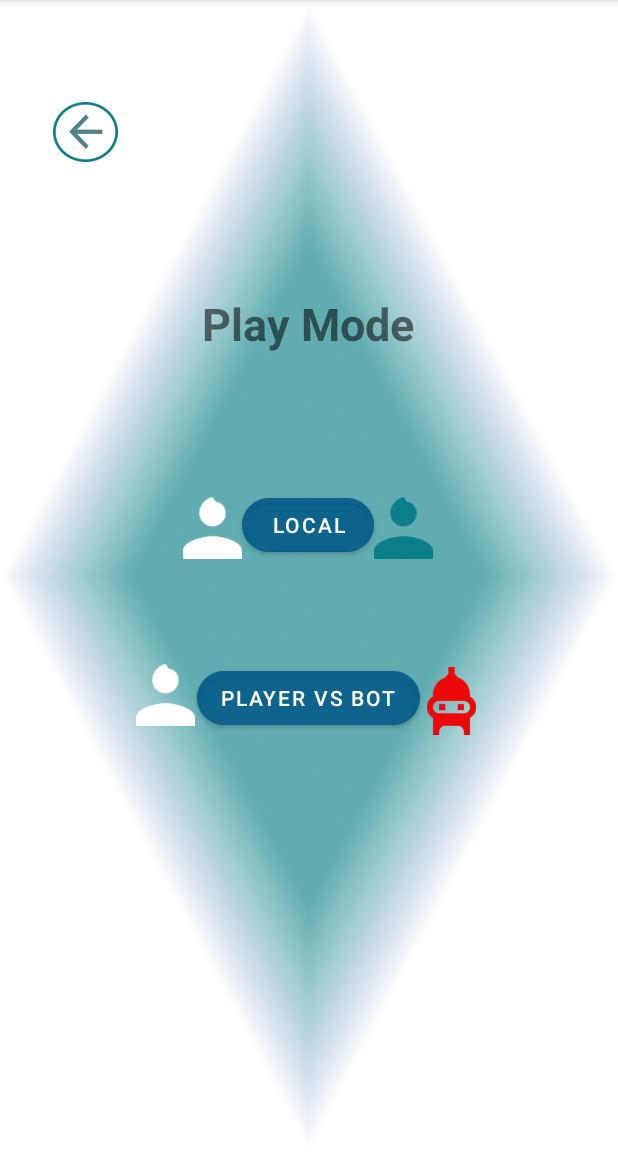
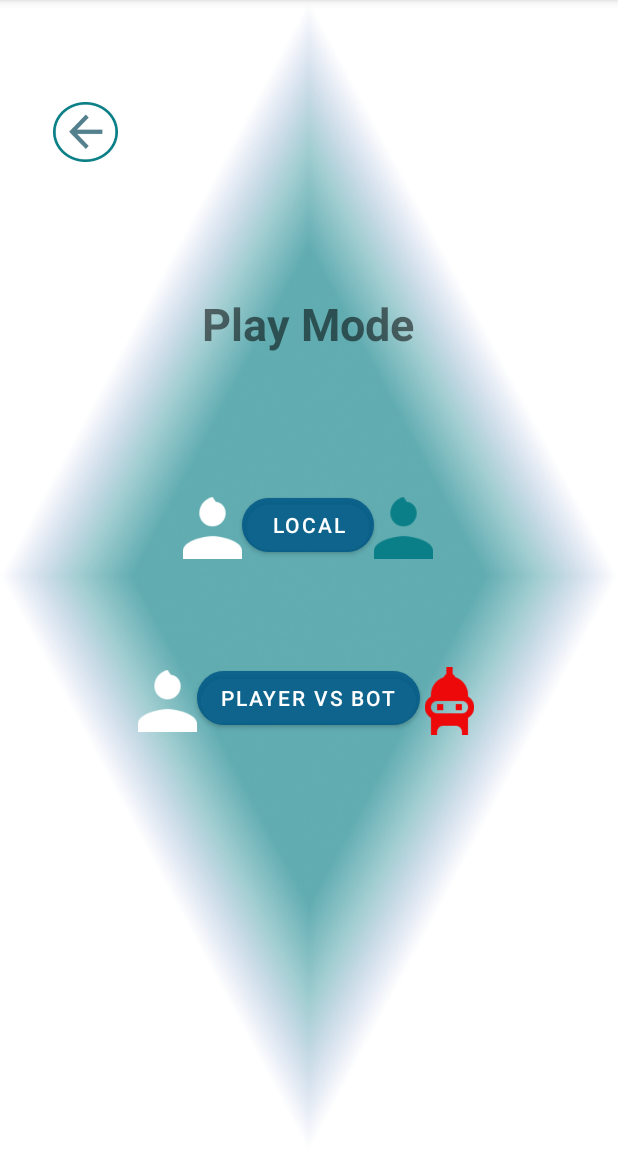
Before and after one commit to IsaacBrull16/Kaiju-Alpha, an Android app: the PlayModeActivity screen opened directly, with no data from a screen before it, on a phone screen of 412 x 824 dp, the part 84-1236 px from its top. Run offline under Robolectric (Android 15) with nearby library versions, the phone set to English and light mode, and no system bars.

```diff
--- a/Kaiju/app/src/main/res/layout/activity_play_mode.xml
+++ b/Kaiju/app/src/main/res/layout/activity_play_mode.xml
@@ -83,8 +83,8 @@
         android:layout_width="39dp"
         android:layout_height="45dp"
         app:layout_constraintBottom_toBottomOf="parent"
-        app:layout_constraintEnd_toEndOf="parent"
-        app:layout_constraintHorizontal_bias="0.327"
+        app:layout_constraintEnd_toStartOf="@+id/localButton"
+        app:layout_constraintHorizontal_bias="1.0"
         app:layout_constraintStart_toStartOf="parent"
         app:layout_constraintTop_toTopOf="parent"
         app:layout_constraintVertical_bias="0.456"
@@ -95,11 +95,11 @@
         android:layout_width="39dp"
         android:layout_height="45dp"
         app:layout_constraintBottom_toBottomOf="parent"
-        app:layout_constraintEnd_toEndOf="parent"
-        app:layout_constraintHorizontal_bias="0.244"
+        app:layout_constraintEnd_toStartOf="@+id/IAButton"
+        app:layout_constraintHorizontal_bias="1.0"
         app:layout_constraintStart_toStartOf="parent"
         app:layout_constraintTop_toTopOf="parent"
-        app:layout_constraintVertical_bias="0.61"
+        app:layout_constraintVertical_bias="0.615"
         app:srcCompat="@drawable/vector" />
 
     <ImageView
@@ -108,8 +108,8 @@
         android:layout_height="45dp"
         app:layout_constraintBottom_toBottomOf="parent"
         app:layout_constraintEnd_toEndOf="parent"
-        app:layout_constraintHorizontal_bias="0.755"
-        app:layout_constraintStart_toStartOf="parent"
+        app:layout_constraintHorizontal_bias="0.0"
+        app:layout_constraintStart_toEndOf="@+id/IAButton"
         app:layout_constraintTop_toTopOf="parent"
         app:layout_constraintVertical_bias="0.615"
         app:srcCompat="@drawable/vector__1_" />
@@ -120,8 +120,8 @@
         android:layout_height="45dp"
         app:layout_constraintBottom_toBottomOf="parent"
         app:layout_constraintEnd_toEndOf="parent"
-        app:layout_constraintHorizontal_bias="0.669"
-        app:layout_constraintStart_toStartOf="parent"
+        app:layout_constraintHorizontal_bias="0.0"
+        app:layout_constraintStart_toEndOf="@+id/localButton"
         app:layout_constraintTop_toTopOf="parent"
         app:layout_constraintVertical_bias="0.456"
         app:srcCompat="@drawable/vector__2_" />
```
Also changed, not shown: Kaiju/app/src/main/AndroidManifest.xml (+6 -3 lines), Kaiju/app/src/main/java/com/projecte/kaiju/viewmodels/PartidaViewModel.java (+6 -6 lines), Kaiju/app/src/main/java/com/projecte/kaiju/views/PartidaActivity.java (+25 -25 lines), Kaiju/app/src/main/java/com/projecte/kaiju/views/TutorialActivity.java (added, +16 -0 lines), Kaiju/app/src/main/res/layout/activity_tutorial.xml (added, +9 -0 lines).
